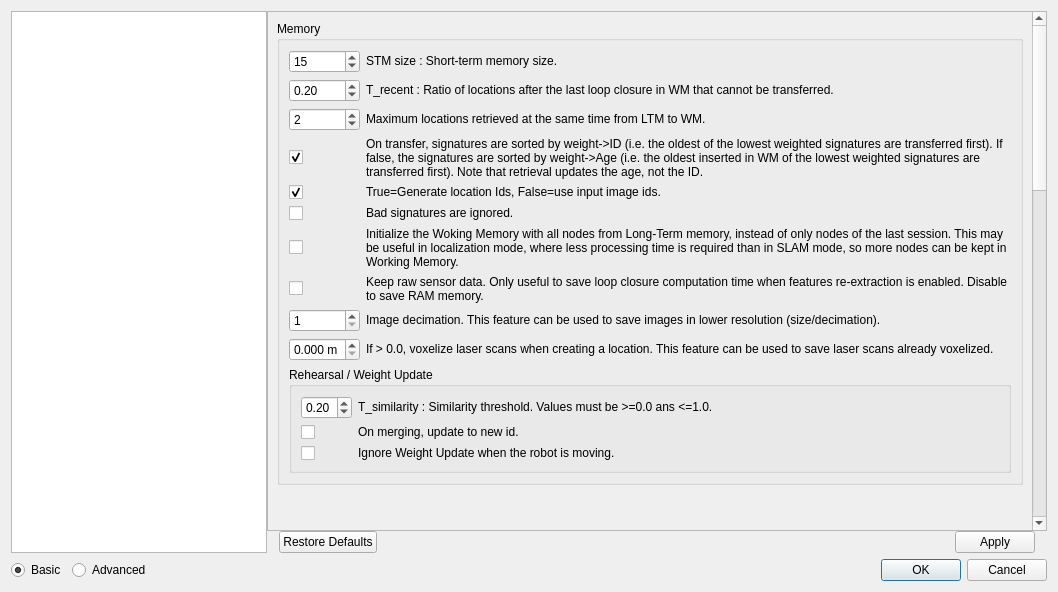
Old version of the form guilib/src/ui/preferencesDialog.ui in the repository introlab/rtabmap.
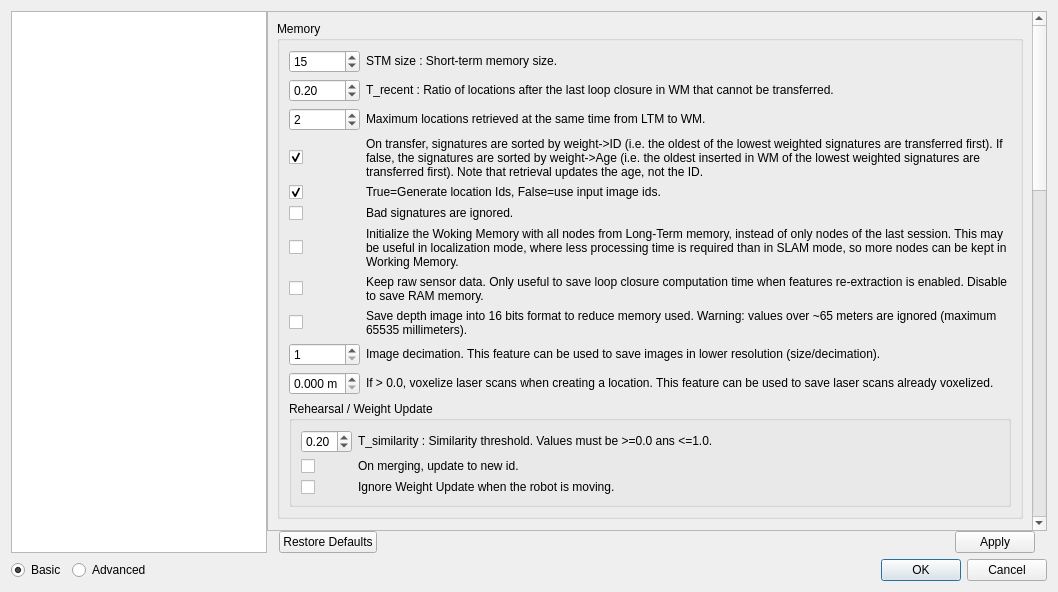
New version of the form. The open tabs and pages were chosen to show the change. Icons and pictures are not drawn. Custom widgets are drawn as their Qt base class.

Commit message: CameraThread: Added stereo to depth option. Added parameter "Mem/SaveDepth16Format".

Diff of the .ui file:
```diff
--- a/guilib/src/ui/preferencesDialog.ui
+++ b/guilib/src/ui/preferencesDialog.ui
@@ -63,7 +63,7 @@
           <property name="geometry">
            <rect>
             <x>0</x>
-            <y>-542</y>
+            <y>-392</y>
             <width>755</width>
             <height>1591</height>
            </rect>
@@ -86,7 +86,7 @@
                 <enum>QFrame::Raised</enum>
                </property>
                <property name="currentIndex">
-                <number>1</number>
+                <number>3</number>
                </property>
                <widget class="QWidget" name="page_22">
                 <layout class="QVBoxLayout" name="verticalLayout_29">
@@ -1769,7 +1769,7 @@
                     <item>
                      <widget class="QStackedWidget" name="stackedWidget_src">
                       <property name="currentIndex">
-                       <number>0</number>
+                       <number>1</number>
                       </property>
                       <widget class="QWidget" name="page_41">
                        <layout class="QVBoxLayout" name="verticalLayout_64">
@@ -2387,6 +2387,23 @@
                                </property>
                               </widget>
                              </item>
+                             <item row="1" column="1">
+                              <widget class="QCheckBox" name="checkbox_stereo_depthGenerated">
+                               <property name="text">
+                                <string/>
+                               </property>
+                              </widget>
+                             </item>
+                             <item row="1" column="2">
+                              <widget class="QLabel" name="label_247">
+                               <property name="text">
+                                <string>Generate disparity image and convert it to depth. The resulting output is a RGB-D image instead of stereo images.</string>
+                               </property>
+                               <property name="wordWrap">
+                                <bool>true</bool>
+                               </property>
+                              </widget>
+                             </item>
                             </layout>
                            </item>
                            <item>
@@ -3880,7 +3897,45 @@
                    <layout class="QVBoxLayout" name="verticalLayout_10">
                     <item>
                      <layout class="QGridLayout" name="gridLayout_42" columnstretch="0,1">
-                      <item row="8" column="0">
+                      <item row="4" column="1">
+                       <widget class="QLabel" name="label_retrieved_2">
+                        <property name="text">
+                         <string>True=Generate location Ids, False=use input image ids.</string>
+                        </property>
+                        <property name="wordWrap">
+                         <bool>true</bool>
+                        </property>
+                        <property name="textInteractionFlags">
+                         <set>Qt::LinksAccessibleByMouse|Qt::TextSelectableByMouse</set>
+                        </property>
+                       </widget>
+                      </item>
+                      <item row="10" column="0">
+                       <widget class="QDoubleSpinBox" name="general_doubleSpinBox_laserScanVoxel">
+                        <property name="minimumSize">
+                         <size>
+                          <width>50</width>
+                          <height>0</height>
+                         </size>
+                        </property>
+                        <property name="suffix">
+                         <string> m</string>
+                        </property>
+                        <property name="decimals">
+                         <number>3</number>
+                        </property>
+                        <property name="maximum">
+                         <double>1.000000000000000</double>
+                        </property>
+                        <property name="singleStep">
+                         <double>0.010000000000000</double>
+                        </property>
+                        <property name="value">
+                         <double>0.000000000000000</double>
+                        </property>
+                       </widget>
+                      </item>
+                      <item row="9" column="0">
                        <widget class="QSpinBox" name="spinBox_imageDecimation">
                         <property name="minimum">
                          <number>1</number>
@@ -3997,19 +4052,6 @@
                         </property>
                        </widget>
                       </item>
-                      <item row="4" column="1">
-                       <widget class="QLabel" name="label_retrieved_2">
-                        <property name="text">
-                         <string>True=Generate location Ids, False=use input image ids.</string>
-                        </property>
-                        <property name="wordWrap">
-                         <bool>true</bool>
-                        </property>
-                        <property name="textInteractionFlags">
-                         <set>Qt::LinksAccessibleByMouse|Qt::TextSelectableByMouse</set>
-                        </property>
-                       </widget>
-                      </item>
                       <item row="5" column="0">
                        <widget class="QCheckBox" name="general_checkBox_badSignaturesIgnored">
                         <property name="text">
@@ -4066,7 +4108,7 @@
                         </property>
                        </widget>
                       </item>
-                      <item row="8" column="1">
+                      <item row="9" column="1">
                        <widget class="QLabel" name="label_retrieved_6">
                         <property name="text">
                          <string>Image decimation. This feature can be used to save images in lower resolution (size/decimation).</string>
@@ -4102,7 +4144,7 @@
                         </property>
                        </widget>
                       </item>
-                      <item row="9" column="1">
+                      <item row="10" column="1">
                        <widget class="QLabel" name="label_retrieved_8">
                         <property name="text">
                          <string>If &gt; 0.0, voxelize laser scans when creating a location. This feature can be used to save laser scans already voxelized.</string>
@@ -4115,28 +4157,26 @@
                         </property>
                        </widget>
                       </item>
-                      <item row="9" column="0">
-                       <widget class="QDoubleSpinBox" name="general_doubleSpinBox_laserScanVoxel">
-                        <property name="minimumSize">
-                         <size>
-                          <width>50</width>
-                          <height>0</height>
-                         </size>
+                      <item row="8" column="1">
+                       <widget class="QLabel" name="label_retrieved_9">
+                        <property name="text">
+                         <string>Save depth image into 16 bits format to reduce memory used. Warning: values over ~65 meters are ignored (maximum 65535 millimeters).</string>
                         </property>
-                        <property name="suffix">
-                         <string> m</string>
+                        <property name="wordWrap">
+                         <bool>true</bool>
                         </property>
-                        <property name="decimals">
-                         <number>3</number>
+                        <property name="textInteractionFlags">
+                         <set>Qt::LinksAccessibleByMouse|Qt::TextSelectableByMouse</set>
                         </property>
-                        <property name="maximum">
-                         <double>1.000000000000000</double>
+                       </widget>
+                      </item>
+                      <item row="8" column="0">
+                       <widget class="QCheckBox" name="general_checkBox_saveDepth16bits">
+                        <property name="text">
+                         <string/>
                         </property>
-                        <property name="singleStep">
-                         <double>0.010000000000000</double>
-                        </property>
-                        <property name="value">
-                         <double>0.000000000000000</double>
+                        <property name="checked">
+                         <bool>false</bool>
                         </property>
                        </widget>
                       </item>
@@ -6298,7 +6338,7 @@
                     <item>
                      <widget class="QLabel" name="label_83">
                       <property name="text">
-                       <string>Rigid transformations between nodes are saved on the neighbor links of the RTAB-Map's graph. On loop closures, a new constraint is added to the graph and TORO optimizes the graph. RGB-D images must be sent to work (see Source-&gt;RGB-D Camera).</string>
+                       <string>Rigid transformations between nodes are saved on the neighbor links of the RTAB-Map's graph. On loop closures, a new constraint is added to the graph and TORO optimizes the graph.</string>
                       </property>
                       <property name="wordWrap">
                        <bool>true</bool>
```
The commit also changes 15 other files.
